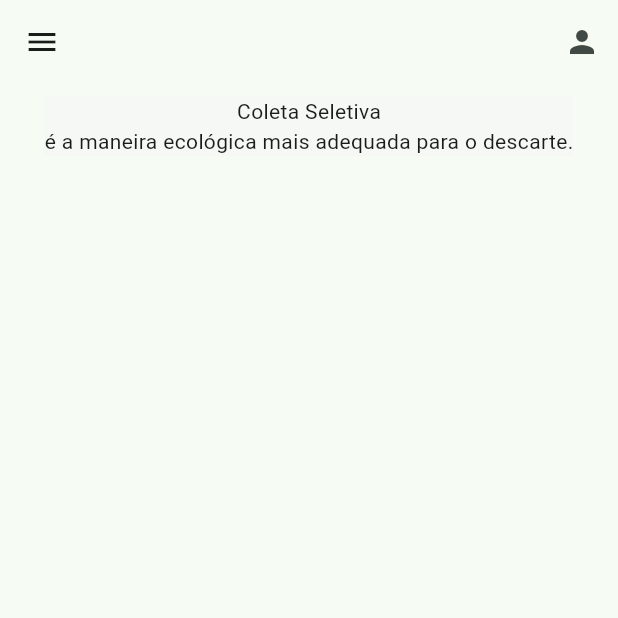
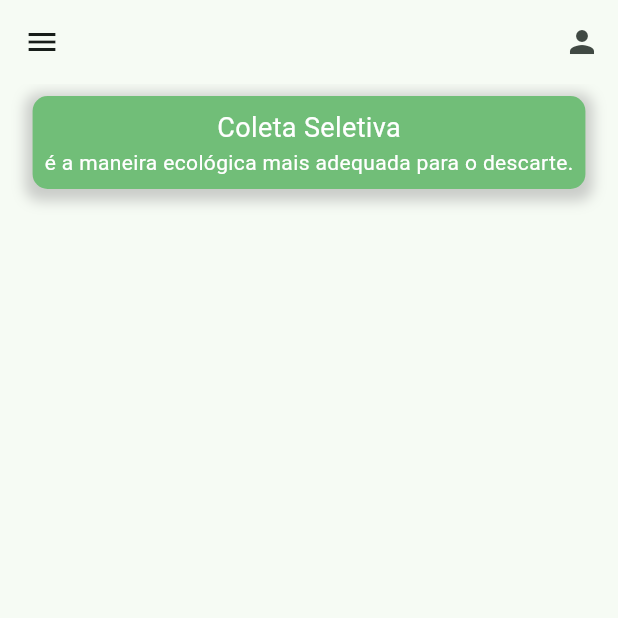
Before and after one commit to giovaneneves7/EcoColeta__MobileApp__, a Flutter app: the CatadorInicialPage screen opened directly, on a phone screen of 412 x 824 dp, the top half of it. Run offline on Flutter 3.47's test engine with Material 2 defaults, Android fonts, the phone set to English and light mode, and no system bars; our stand-ins replace geocoding, geolocator, get, google_maps_flutter.

Commit message:
Edita estilo da página

```diff
--- a/lib/src/pages/catador/catador_inicial_page.dart
+++ b/lib/src/pages/catador/catador_inicial_page.dart
@@ -13,7 +13,8 @@ class CatadorInicialPage extends StatelessWidget {
         drawer: Drawer(
             child: SingleChildScrollView(
           child: Container(
-                  child: Column( children: [
+              child: Column(
+            children: [
               Container(
                 padding: const EdgeInsets.only(top: 15.0),
                 child: InkWell(
@@ -27,14 +28,13 @@ class CatadorInicialPage extends StatelessWidget {
                     ),
                     onTap: () {
                       Navigator.of(context).push(
-                                MaterialPageRoute(builder: (context) => CatadorDescartesPage()),
+                        MaterialPageRoute(
+                            builder: (context) => CatadorDescartesPage()),
                       );
-                          }
-                        ),
+                    }),
               ),
               Container(
                 padding: const EdgeInsets.only(top: 15.0),
-
                 child: InkWell(
                   onTap: () {},
                   child: const Padding(
@@ -49,7 +49,6 @@ class CatadorInicialPage extends StatelessWidget {
               ),
               Container(
                 padding: const EdgeInsets.only(top: 15.0),
-
                 child: InkWell(
                   onTap: () {},
                   child: const Padding(
@@ -64,7 +63,6 @@ class CatadorInicialPage extends StatelessWidget {
               ),
               Container(
                 padding: const EdgeInsets.only(top: 15.0),
-
                 child: InkWell(
                   onTap: () {},
                   child: const Padding(
@@ -79,7 +77,6 @@ class CatadorInicialPage extends StatelessWidget {
               ),
               Container(
                 padding: const EdgeInsets.only(top: 15.0),
-
                 child: InkWell(
                   onTap: () {},
                   child: const Padding(
@@ -93,16 +90,15 @@ class CatadorInicialPage extends StatelessWidget {
                 ),
               ),
             ],
-                  )
-              ),
-            )
-        ),
+          )),
+        )),
         appBar: AppBar(
           actions: [
             IconButton(
               icon: const Icon(Icons.person),
               onPressed: () {
-                Navigator.of(context).push(MaterialPageRoute(builder: (context) => UserSettingsPage()));
+                Navigator.of(context).push(MaterialPageRoute(
+                    builder: (context) => UserSettingsPage()));
               },
             ),
           ],
@@ -110,17 +106,39 @@ class CatadorInicialPage extends StatelessWidget {
         body: Center(
           child: Padding(
             padding: const EdgeInsets.all(8.0),
-            child: Column(children: [
+            child: Column(
+              children: [
                 Container(
-                color: const Color(0xFF03860AFF),
+                  decoration: BoxDecoration(
+                    color: Color(0xFF71be78),
+                    boxShadow: [
+                      BoxShadow(
+                        color: Colors.grey.withOpacity(0.5),
+                        spreadRadius: 5.0,
+                        blurRadius: 7.0,
+                        offset: Offset(0, 3.0),
+                      ),
+                    ],
+                    borderRadius: BorderRadius.circular(10.0),
+                  ),
+                  child: Padding(
+                    padding: const EdgeInsets.all(8.0),
                     child: Column(
                       children: const [
-                    Text("Coleta Seletiva"),
-                    Text("é a maneira ecológica mais adequada para o descarte.")
+                        Text(
+                          "Coleta Seletiva",
+                          style: TextStyle(color: Colors.white, fontSize: 18.0),
+                        ),
+                        Text(
+                          "é a maneira ecológica mais adequada para o descarte.",
+                          style: TextStyle(color: Colors.white),
+                        )
                       ],
                     ),
                   ),
-            ]),
+                ),
+              ],
+            ),
           ),
         ),
       ),
```
Lines whose indentation alone changed are shown as unchanged.
